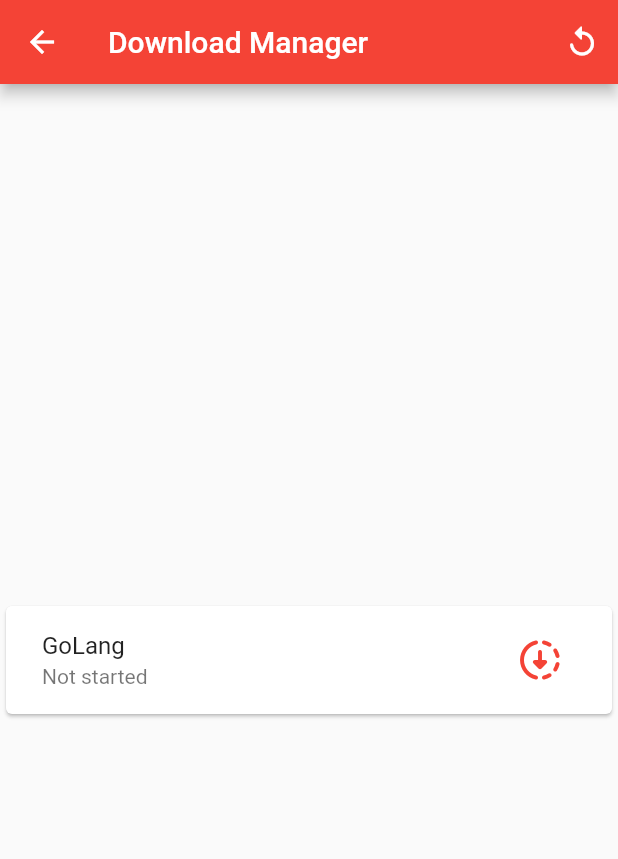
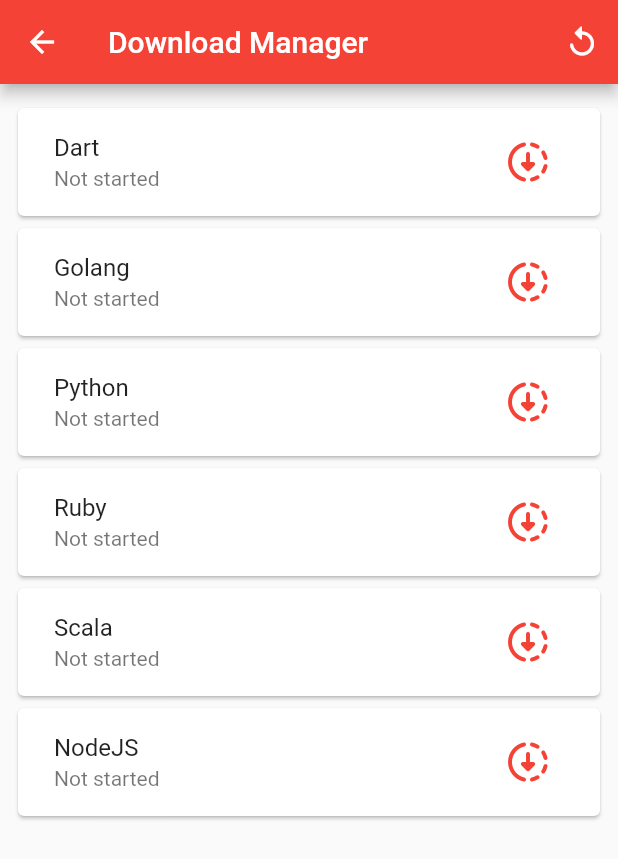
Before and after one commit to starkdmi/download_manager, a Flutter app: the Home screen opened by its route, after a tap on the "downloading" icon, after a tap on the "close" icon, on a phone screen of 412 x 824 dp. Shown: the top 859 px of the screen. Run offline on Flutter 3.47's test engine with Material 2 defaults, Android fonts, the phone set to English and light mode, and no system bars; our stand-ins replace open_file; missing offline and left inert: downlow.

Commit message:
Update example with list

```diff
--- a/example/flutter_download_manager/lib/card.dart
+++ b/example/flutter_download_manager/lib/card.dart
@@ -25,6 +25,7 @@ class ItemWidget extends StatelessWidget {
         contentPadding: const EdgeInsets.only(left: 24, right: 16),
         title: Text(name),
         subtitle: ProgressWidget(state: state, progress: progress),
+        // leading: Image(logo),
         trailing: Row(mainAxisSize: MainAxisSize.min, mainAxisAlignment: MainAxisAlignment.center, children: [
           SizedBox(width: 64, child: Center(child: buttonLeft)),
           SizedBox(width: 64, child: Center(child: buttonRight)),
--- a/example/flutter_download_manager/lib/list.dart
+++ b/example/flutter_download_manager/lib/list.dart
@@ -28,6 +28,8 @@ class _HomeState extends State<Home> {
     super.dispose();
   }
 
+  final items = Setup.links.entries;
+
   @override
   Widget build(BuildContext context) {
     return Scaffold(
@@ -37,11 +39,14 @@ class _HomeState extends State<Home> {
           IconButton(onPressed: _reset, icon: const Icon(Icons.replay_rounded)) // restore
         ],
       ),
-      // body: Column(children: [
-      body: const Center(child:
-        DownloadItem(name: "GoLang", url: Setup.url),
+      body: ListView.builder(
+        padding: const EdgeInsets.symmetric(horizontal: 8, vertical: 12),
+        itemCount: items.length,
+        itemBuilder: (context, index) {
+          final item = items.elementAt(index);
+          return DownloadItem(name: item.key, url: item.value);
+        }
       )
-      // ]),
     );
   }
 
--- a/example/flutter_download_manager/lib/list_item.dart
+++ b/example/flutter_download_manager/lib/list_item.dart
@@ -27,7 +27,7 @@ class _DownloadItemState extends State<DownloadItem> {
       return ItemWidget(
         name: widget.name,
         state: ProgressState.initial,
-        buttonRight: ButtonWidget(onPressed: _download, icon: Icons.downloading_rounded)
+        buttonRight: ButtonWidget(onPressed: _download, icon: Icons.downloading_rounded) // download_rounded
       );
     }
 
@@ -38,8 +38,8 @@ class _DownloadItemState extends State<DownloadItem> {
           return ItemWidget(
             name: widget.name,
             state: ProgressState.failed,
-            buttonRight: ButtonWidget(onPressed: _download, icon: Icons.replay_rounded)
-          ); // play_circle_rounded
+            buttonRight: ButtonWidget(onPressed: _download, icon: Icons.replay_rounded) // sync_rounded
+          );
         }
 
         if (snapshot.hasData) {
@@ -57,6 +57,11 @@ class _DownloadItemState extends State<DownloadItem> {
 
           switch (data as DownloadState) {
             case DownloadState.queued:
+              return ItemWidget(
+                name: widget.name,
+                state: ProgressState.queued,
+                buttonLeft: ButtonWidget(onPressed: _cancel, icon: Icons.close_rounded),
+              );
             case DownloadState.started:
             case DownloadState.resumed:
               return ItemWidget(
@@ -78,7 +83,7 @@ class _DownloadItemState extends State<DownloadItem> {
               return ItemWidget(
                 name: widget.name,
                 state: ProgressState.initial,
-                buttonRight: ButtonWidget(onPressed: _download, icon: Icons.downloading_rounded)
+                buttonRight: ButtonWidget(onPressed: _download, icon: Icons.downloading_rounded) // download_rounded
               );
             case DownloadState.finished:
               return ItemWidget(
@@ -95,13 +100,20 @@ class _DownloadItemState extends State<DownloadItem> {
         return ItemWidget(
           name: widget.name,
           state: ProgressState.initial,
-          buttonRight: ButtonWidget(onPressed: _download, icon: Icons.downloading_rounded)
+          buttonRight: ButtonWidget(onPressed: _download, icon: Icons.downloading_rounded) // download_rounded
         );
       },
     );
   }
 
-  String get path => "${Setup.directory}/${widget.name}";
+  String get path {
+    final uri = Uri.parse(widget.url);
+    final lastSegment = uri.pathSegments.last;
+    final filename = lastSegment.substring(lastSegment.lastIndexOf("/") + 1);
+    final extension = filename.split(".").last;
+    return "${Setup.directory}/${widget.name}.$extension";
+  }
+
   void _download() => setState(() => _request = DownloadManager.instance.download(widget.url, path: path));
   void _pause() => _request?.pause();
   void _resume() => _request?.resume();
--- a/example/flutter_download_manager/lib/progress.dart
+++ b/example/flutter_download_manager/lib/progress.dart
@@ -2,7 +2,7 @@ import 'package:flutter/material.dart';
 
 
 enum ProgressState {
-  initial, failed, downloading, paused, downloaded
+  initial, queued, failed, downloading, paused, downloaded
 }
 
 class ProgressWidget extends StatelessWidget {
@@ -17,6 +17,10 @@ class ProgressWidget extends StatelessWidget {
     switch (state) {
       case ProgressState.initial:
         progressText = "Not started";
+        break;
+      case ProgressState.queued:
+        progressText = "Queued";
+        progressWidget = const Icon(Icons.menu_rounded, size: 18);
         break;
       case ProgressState.failed:
         progressText = "Downloading failed";
--- a/example/flutter_download_manager/lib/setup.dart
+++ b/example/flutter_download_manager/lib/setup.dart
@@ -4,9 +4,18 @@ class Setup extends StatelessWidget {
   const Setup({ super.key }) : super();
 
   // static const url = "http://commondatastorage.googleapis.com/gtv-videos-bucket/sample/BigBuckBunny.mp4";
-  static const url = "https://storage.googleapis.com/dart-archive/channels/stable/release/2.17.5/sdk/dartsdk-macos-arm64-release.zip";
-  static const directory = "/Users/starkdmi/Downloads/test";
+  // static const url = "https://storage.googleapis.com/dart-archive/channels/stable/release/2.17.5/sdk/dartsdk-macos-arm64-release.zip";
+
   static int isolates = 1;
+  static String directory = "/Users/starkdmi/Downloads/test";
+  static Map<String ,String> links = {
+    "Dart": "https://storage.googleapis.com/dart-archive/channels/stable/release/2.17.5/sdk/dartsdk-macos-arm64-release.zip",
+    "Golang": "https://golang.org/dl/go1.17.3.src.tar.gz",
+    "Python": "https://www.python.org/ftp/python/3.10.5/python-3.10.5-macos11.pkg",
+    "Ruby": "https://cache.ruby-lang.org/pub/ruby/3.1/ruby-3.1.2.tar.gz",
+    "Scala": "https://github.com/lampepfl/dotty/releases/download/3.1.3/scala3-3.1.3.zip",
+    "NodeJS": "https://nodejs.org/dist/v16.15.1/node-v16.15.1.pkg"
+  };
 
   @override
   Widget build(BuildContext context) {
@@ -15,6 +24,9 @@ class Setup extends StatelessWidget {
         title: const Text("Download Manager"),
       ),
       body: Center(child:
+
+        // TODO isolates amount, directory
+
         TextButton(
           onPressed: () => Navigator.of(context).pushNamed("/home"),
           child: const Text("Let's go")
```
Also changed, not shown: example/flutter_download_manager/lib/main.dart (+5 -5 lines).
